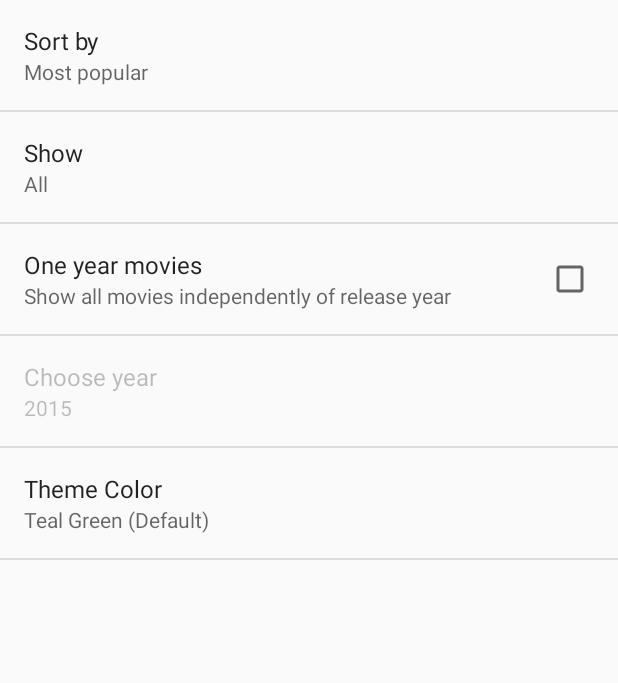
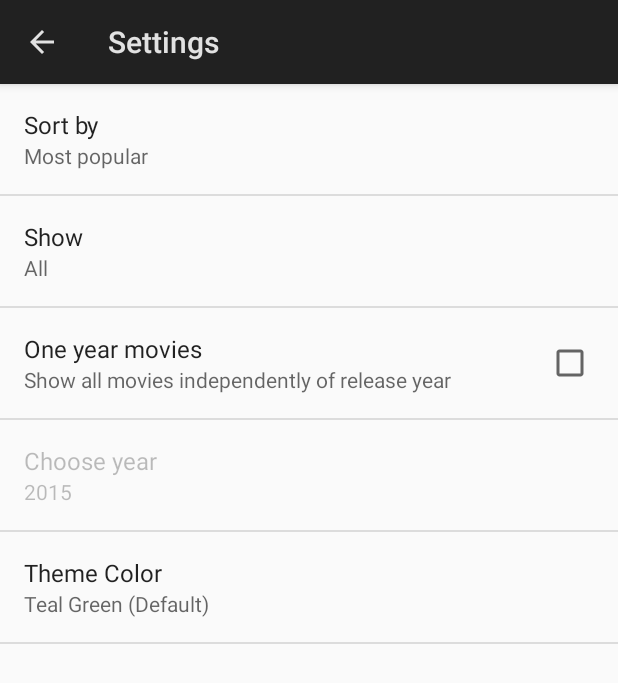
Before and after one commit to ludgo/Movies, an Android app: the screen it shows after launch (SettingsActivity), in the options menu, after a tap on "Settings", on a phone screen of 412 x 824 dp. Shown: the top 683 px of the screen. Run offline under Robolectric (Android 15) with nearby library versions, the phone set to English and light mode, and no system bars; our stand-ins replace Picasso; pictures from the network do not load; 1 statement that could not run was skipped.

Commit message:
feat: settings theme + appcompat support

```diff
--- a/app/src/main/res/layout/fragment_detail_line.xml
+++ b/app/src/main/res/layout/fragment_detail_line.xml
@@ -4,4 +4,4 @@
     android:layout_height="1dp"
     android:layout_marginLeft="@dimen/SideSpace"
     android:layout_marginRight="@dimen/SideSpace"
-    android:background="?theme_color" />
+    android:background="?attr/colorPrimary" />
--- /dev/null
+++ b/app/src/main/res/values-v21/styles.xml
@@ -0,0 +1,4 @@
+<?xml version="1.0" encoding="utf-8"?>
+<resources>
+    <style name="SettingsTheme" parent="@android:style/Theme.Material.Light.DarkActionBar" />
+</resources>
--- a/app/src/main/res/values/attrs.xml
+++ b/app/src/main/res/values/attrs.xml
@@ -5,7 +5,6 @@
         <attr name="maxLength" format="integer" />
     </declare-styleable>
 
-    <attr name="theme_color" format="reference" />
     <attr name="theme_color_alpha25" format="reference" />
     <attr name="theme_color_alpha50" format="reference" />
     <attr name="theme_color_alpha75" format="reference" />
--- a/app/src/main/res/values/colors.xml
+++ b/app/src/main/res/values/colors.xml
@@ -3,26 +3,31 @@
     <color name="grey_600">#757575</color>
 
     <color name="teal">#009688</color>
+    <color name="teal700">#00796B</color>
     <color name="teal_alpha25">#40009688</color>
     <color name="teal_alpha50">#80009688</color>
     <color name="teal_alpha75">#BF009688</color>
 
     <color name="indigo">#3F51B5</color>
+    <color name="indigo700">#303F9F</color>
     <color name="indigo_alpha25">#403F51B5</color>
     <color name="indigo_alpha50">#803F51B5</color>
     <color name="indigo_alpha75">#BF3F51B5</color>
 
     <color name="deepOrange">#FF5722</color>
+    <color name="deepOrange700">#E64A19</color>
     <color name="deepOrange_alpha25">#40FF5722</color>
     <color name="deepOrange_alpha50">#80FF5722</color>
     <color name="deepOrange_alpha75">#BFFF5722</color>
 
     <color name="pink">#E91E63</color>
+    <color name="pink700">#C2185B</color>
     <color name="pink_alpha25">#40E91E63</color>
     <color name="pink_alpha50">#80E91E63</color>
     <color name="pink_alpha75">#BFE91E63</color>
 
     <color name="blueGrey">#607D8B</color>
+    <color name="blueGrey700">#455A64</color>
     <color name="blueGrey_alpha25">#40607D8B</color>
     <color name="blueGrey_alpha50">#80607D8B</color>
     <color name="blueGrey_alpha75">#BF607D8B</color>
--- a/app/src/main/res/values/styles.xml
+++ b/app/src/main/res/values/styles.xml
@@ -1,9 +1,12 @@
 <resources>
 
-    <style name="AppTheme" parent="Theme.AppCompat.Light.DarkActionBar" />
+    <style name="AppTheme" parent="Theme.AppCompat.Light.DarkActionBar">
+        <item name="android:textColorPrimary">@color/grey_600</item>
+    </style>
 
     <style name="Movies_ThemeTeal" parent="AppTheme">
-        <item name="theme_color">@color/teal</item>
+        <item name="colorPrimary">@color/teal</item>
+        <item name="colorPrimaryDark">@color/teal700</item>
         <item name="theme_color_alpha25">@color/teal_alpha25</item>
         <item name="theme_color_alpha50">@color/teal_alpha50</item>
         <item name="theme_color_alpha75">@color/teal_alpha75</item>
@@ -15,7 +18,8 @@
     </style>
 
     <style name="Movies_ThemeIndigo" parent="AppTheme">
-        <item name="theme_color">@color/indigo</item>
+        <item name="colorPrimary">@color/indigo</item>
+        <item name="colorPrimaryDark">@color/indigo700</item>
         <item name="theme_color_alpha25">@color/indigo_alpha25</item>
         <item name="theme_color_alpha50">@color/indigo_alpha50</item>
         <item name="theme_color_alpha75">@color/indigo_alpha75</item>
@@ -27,7 +31,8 @@
     </style>
 
     <style name="Movies_ThemeDeepOrange" parent="AppTheme">
-        <item name="theme_color">@color/deepOrange</item>
+        <item name="colorPrimary">@color/deepOrange</item>
+        <item name="colorPrimaryDark">@color/deepOrange700</item>
         <item name="theme_color_alpha25">@color/deepOrange_alpha25</item>
         <item name="theme_color_alpha50">@color/deepOrange_alpha50</item>
         <item name="theme_color_alpha75">@color/deepOrange_alpha75</item>
@@ -39,7 +44,8 @@
     </style>
 
     <style name="Movies_ThemePink" parent="AppTheme">
-        <item name="theme_color">@color/pink</item>
+        <item name="colorPrimary">@color/pink</item>
+        <item name="colorPrimaryDark">@color/pink700</item>
         <item name="theme_color_alpha25">@color/pink_alpha25</item>
         <item name="theme_color_alpha50">@color/pink_alpha50</item>
         <item name="theme_color_alpha75">@color/pink_alpha75</item>
@@ -51,7 +57,8 @@
     </style>
 
     <style name="Movies_ThemeBlueGrey" parent="AppTheme">
-        <item name="theme_color">@color/blueGrey</item>
+        <item name="colorPrimary">@color/blueGrey</item>
+        <item name="colorPrimaryDark">@color/blueGrey700</item>
         <item name="theme_color_alpha25">@color/blueGrey_alpha25</item>
         <item name="theme_color_alpha50">@color/blueGrey_alpha50</item>
         <item name="theme_color_alpha75">@color/blueGrey_alpha75</item>
@@ -62,6 +69,14 @@
         <item name="theme_state_selector">@drawable/state_selector_bluegrey</item>
     </style>
 
+    <style name="SettingsTheme" parent="@android:style/Theme.Holo.Light.DarkActionBar">
+        <item name="android:actionBarStyle">@style/SettingsActionBar</item>
+    </style>
+
+    <style name="SettingsActionBar" parent="@android:style/Widget.Holo.Light.ActionBar.Solid.Inverse">
+        <item name="android:height">56dp</item>
+    </style>
+
     <style name="GridStyle" />
 
 </resources>
```
Also changed, not shown: app/src/main/AndroidManifest.xml (+15 -11 lines), app/src/main/res/layout/fragment_detail.xml (+2 -6 lines).
